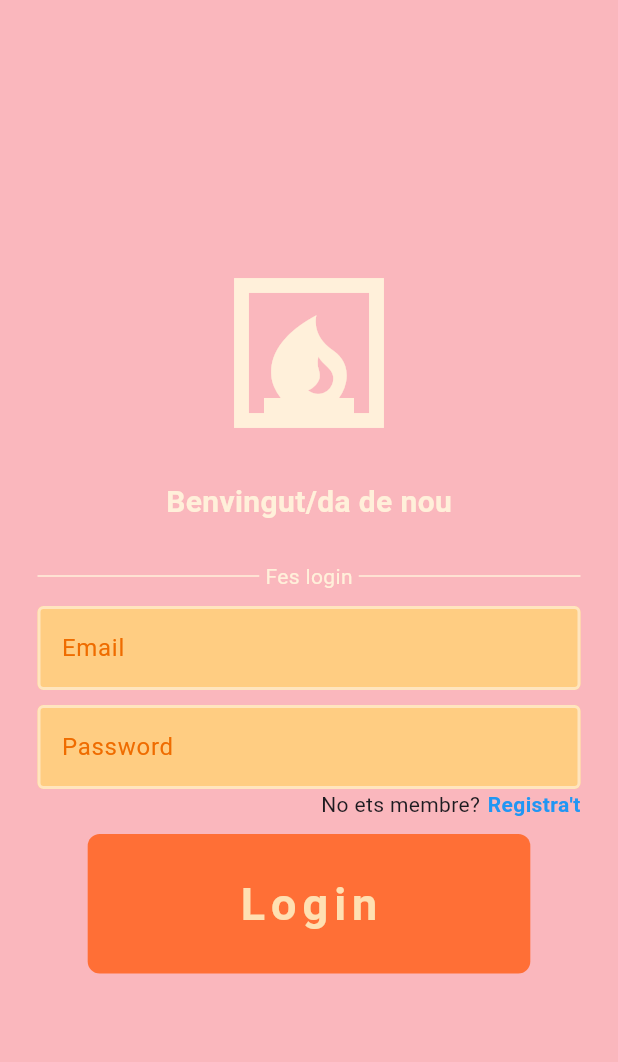
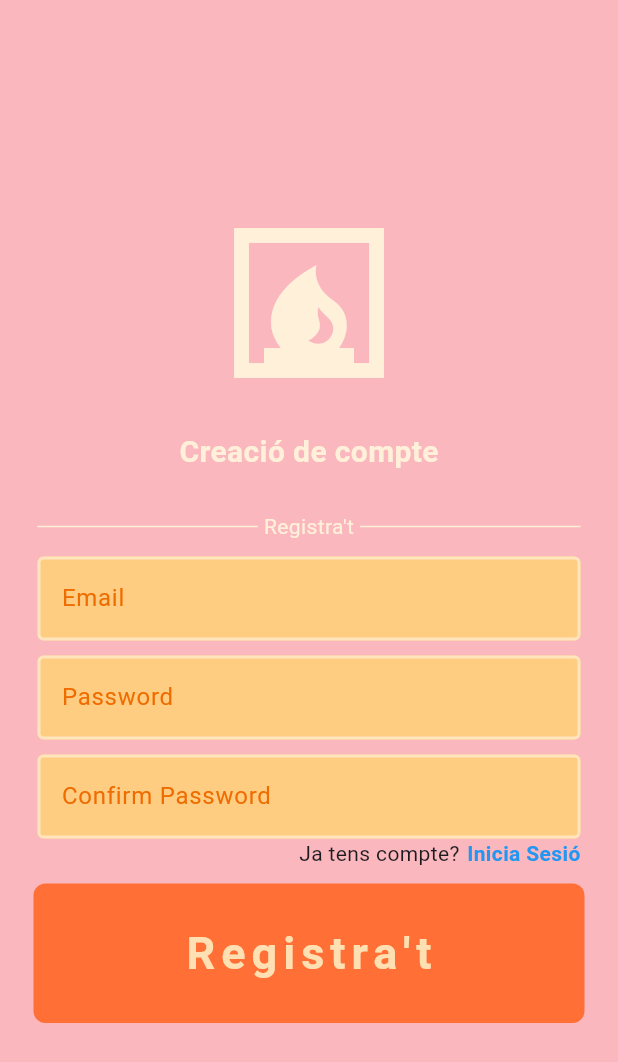
Before and after one commit to JoelEsCa/flutter_firebase_202324, a Flutter app: the screen it shows after launch, on a phone screen of 412 x 824 dp. Shown: the top 1062 px of the screen. Run offline on Flutter 3.47's test engine with Material 3 defaults, Android fonts, the phone set to English and light mode, and no system bars; our stand-ins replace firebase_core; accounts and stored records are empty.

Commit message:
Fer registre

```diff
--- a/lib/main.dart
+++ b/lib/main.dart
@@ -1,11 +1,14 @@
 import 'package:firebase_core/firebase_core.dart';
 import 'package:flutter/material.dart';
+import 'package:flutter_firebase_202324/firebase_options.dart';
 import 'package:flutter_firebase_202324/pagines/pagina_login.dart';
+import 'package:flutter_firebase_202324/pagines/pagina_registre.dart';
 
 void main() async {
-
   WidgetsFlutterBinding.ensureInitialized();
-  await Firebase.initializeApp();
+  await Firebase.initializeApp(
+    options: DefaultFirebaseOptions.currentPlatform,
+  );
   runApp(const MainApp());
 }
 
@@ -16,7 +19,7 @@ class MainApp extends StatelessWidget {
   Widget build(BuildContext context) {
     return const MaterialApp(
       debugShowCheckedModeBanner: false,
-      home: PaginaLogin(),
+      home: PaginaRegistre()
     );
   }
 }
--- /dev/null
+++ b/lib/pagines/pagina_registre.dart
@@ -0,0 +1,148 @@
+import 'package:flutter/material.dart';
+import 'package:flutter_firebase_202324/components/buto_auth.dart';
+import 'package:flutter_firebase_202324/components/text_field_auth.dart';
+
+class PaginaRegistre extends StatefulWidget {
+  const PaginaRegistre({super.key});
+
+  @override
+  State<PaginaRegistre> createState() => _PaginaRegistreState();
+}
+
+class _PaginaRegistreState extends State<PaginaRegistre> {
+  @override
+  Widget build(BuildContext context) {
+    final TextEditingController controllerEmail = TextEditingController();
+    final TextEditingController controllerPassword = TextEditingController();
+    final TextEditingController controllerConfirmarPassword =
+        TextEditingController();
+
+    void ferRegistre() {}
+
+    return Scaffold(
+        backgroundColor: const Color.fromARGB(255, 250, 183, 189),
+        body: SafeArea(
+          child: Center(
+            child: SingleChildScrollView(
+              child: Center(
+                child: Column(
+                  mainAxisAlignment: MainAxisAlignment.center,
+                  children: [
+                    // Logo
+                    const Icon(
+                      Icons.fireplace,
+                      size: 120,
+                      color: Color.fromARGB(255, 255, 240, 218),
+                    ),
+
+                    const SizedBox(
+                      height: 25,
+                    ),
+
+                    //FRASE
+                    const Text(
+                      'Creació de compte',
+                      style: TextStyle(
+                        fontSize: 20,
+                        color: Color.fromARGB(255, 255, 240, 218),
+                        fontWeight: FontWeight.bold,
+                      ),
+                    ),
+
+                    const SizedBox(
+                      height: 25,
+                    ),
+
+                    //Text divisori
+                    const Padding(
+                      padding: EdgeInsets.symmetric(horizontal: 25),
+                      child: Row(
+                        children: [
+                          Expanded(
+                              child: Divider(
+                            thickness: 1,
+                            color: Color.fromARGB(255, 255, 240, 218),
+                          )),
+                          Padding(
+                              padding: EdgeInsets.symmetric(horizontal: 4),
+                              child: Text(
+                                "Registra't",
+                                style: TextStyle(
+                                  color: Color.fromARGB(255, 255, 240, 218),
+                                ),
+                              )),
+                          Expanded(
+                              child: Divider(
+                            thickness: 1,
+                            color: Color.fromARGB(255, 255, 240, 218),
+                          )),
+                        ],
+                      ),
+                    ),
+
+                    const SizedBox(
+                      height: 10,
+                    ),
+                    //Textfield email
+                    TextFieldAuth(
+                        controller: controllerEmail,
+                        obscureText: false,
+                        hintText: "Email"),
+
+                    const SizedBox(
+                      height: 10,
+                    ),
+
+                    //Textfield password
+                    TextFieldAuth(
+                        controller: controllerPassword,
+                        obscureText: true,
+                        hintText: "Password"),
+
+                    const SizedBox(
+                      height: 10,
+                    ),
+
+                    //Textfield confirm password
+                    TextFieldAuth(
+                        controller: controllerConfirmarPassword,
+                        obscureText: true,
+                        hintText: "Confirm Password"),
+                    //No estás registrat?
+
+                    Padding(
+                      padding: const EdgeInsets.symmetric(horizontal: 25),
+                      child: Row(
+                        mainAxisAlignment: MainAxisAlignment.end,
+                        children: [
+                          const Text("Ja tens compte?"),
+                          const SizedBox(
+                            width: 5,
+                          ),
+                          GestureDetector(
+                              onTap: () {
+                                Navigator.pushNamed(context, '/login');
+                              },
+                              child: const Text("Inicia Sesió",
+                                  style: TextStyle(
+                                      fontWeight: FontWeight.bold,
+                                      color: Colors.blue))),
+                        ],
+                      ),
+                    ),
+
+                    const SizedBox(height: 10),
+
+                    //Botó de registre
+                    BotoAuth(
+                      text: "Registra't",
+                      onTap: ferRegistre,
+                    )
+                  ],
+                ),
+              ),
+            ),
+          ),
+        ));
+  }
+}
```
